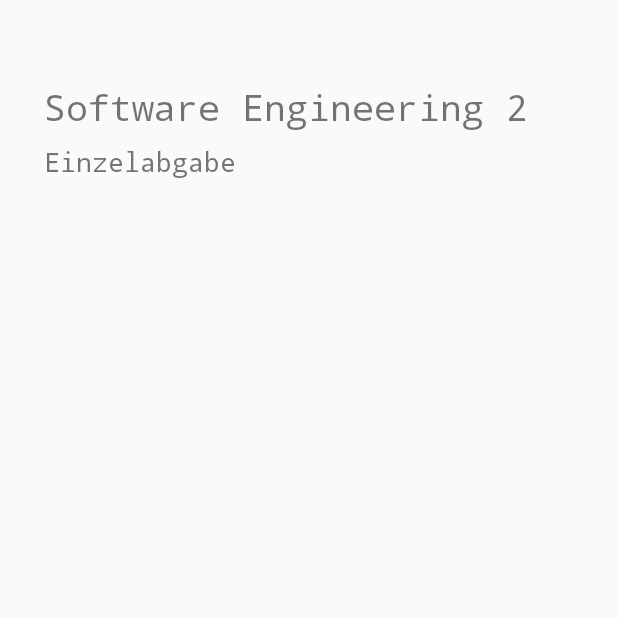
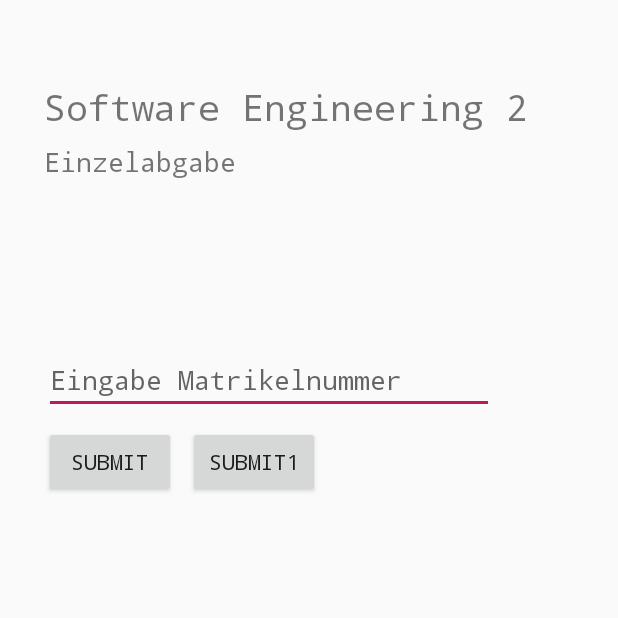
Before and after one commit to matthiashuelser/se2_einzelabgabe, an Android app: the screen it shows after launch (MainActivity), on a phone screen of 412 x 824 dp, the top half of it. Run offline under Robolectric (Android 15) with nearby library versions, the phone set to English and light mode, and no system bars.

```diff
--- a/app/src/main/java/live/matthias/se2/einzelabgabe/MainActivity.java
+++ b/app/src/main/java/live/matthias/se2/einzelabgabe/MainActivity.java
@@ -2,6 +2,10 @@ package live.matthias.se2.einzelabgabe;
 
 import android.support.v7.app.AppCompatActivity;
 import android.os.Bundle;
+import android.view.View;
+import android.widget.Button;
+import android.widget.EditText;
+import android.widget.TextView;
 
 public class MainActivity extends AppCompatActivity {
 
@@ -9,5 +13,16 @@ public class MainActivity extends AppCompatActivity {
     protected void onCreate(Bundle savedInstanceState) {
         super.onCreate(savedInstanceState);
         setContentView(R.layout.activity_main);
+        Button sortBtn = findViewById(R.id.sortBtn);
+        sortBtn.setOnClickListener(new View.OnClickListener() {
+            @Override
+            public void onClick(View v) {
+                EditText input = findViewById(R.id.inputtext);
+                TextView output = findViewById(R.id.output);
+                String s = input.getText().toString();
+                StringHandler stringHandler = new StringHandler();
+                output.setText("Ausgabe: " + stringHandler.handleString(s));
+            }
+        });
     }
 }
--- /dev/null
+++ b/app/src/main/java/live/matthias/se2/einzelabgabe/NetworkHandler.java
@@ -0,0 +1,4 @@
+package live.matthias.se2.einzelabgabe;
+
+public class NetworkHandler {
+}
--- /dev/null
+++ b/app/src/main/java/live/matthias/se2/einzelabgabe/StringHandler.java
@@ -0,0 +1,29 @@
+package live.matthias.se2.einzelabgabe;
+
+import java.util.Arrays;
+
+public class StringHandler {
+    public String handleString(String s) {
+        String ungerade = "";
+        String gerade = "";
+        for (int i = 0; i < s.length(); i++) {
+            if (s.charAt(i) % 2 == 0) {
+                gerade = gerade + s.charAt(i);
+            } else {
+                ungerade = ungerade + s.charAt(i);
+            }
+        }
+        char[] ungeradearr = ungerade.toCharArray();
+        char[] geradearr = gerade.toCharArray();
+        Arrays.sort(ungeradearr);
+        Arrays.sort(geradearr);
+        String output = "";
+        for (int i = 0; i < geradearr.length; i++) {
+            output = output + geradearr[i];
+        }
+        for (int i = 0; i < ungeradearr.length; i++) {
+            output = output + ungeradearr[i];
+        }
+        return output;
+    }
+}
--- a/app/src/main/res/layout/activity_main.xml
+++ b/app/src/main/res/layout/activity_main.xml
@@ -41,4 +41,72 @@
         app:layout_constraintTop_toBottomOf="@+id/title"
         app:layout_constraintVertical_bias="0.0" />
 
+    <EditText
+        android:id="@+id/inputtext"
+        android:layout_width="300dp"
+        android:layout_height="wrap_content"
+        android:layout_marginTop="8dp"
+        android:layout_marginEnd="8dp"
+        android:layout_marginBottom="8dp"
+        android:ems="10"
+        android:fontFamily="monospace"
+        android:hint="Eingabe Matrikelnummer"
+        android:inputType="number"
+        android:selectAllOnFocus="false"
+        app:layout_constraintBottom_toBottomOf="parent"
+        app:layout_constraintEnd_toEndOf="parent"
+        app:layout_constraintHorizontal_bias="0.0"
+        app:layout_constraintStart_toStartOf="@+id/subtitle"
+        app:layout_constraintTop_toBottomOf="@+id/subtitle"
+        app:layout_constraintVertical_bias="0.16000003" />
+
+    <Button
+        android:id="@+id/networkBtn"
+        android:layout_width="wrap_content"
+        android:layout_height="wrap_content"
+        android:layout_marginTop="8dp"
+        android:layout_marginEnd="8dp"
+        android:layout_marginBottom="8dp"
+        android:fontFamily="monospace"
+        android:text="Submit"
+        app:layout_constraintBottom_toBottomOf="parent"
+        app:layout_constraintEnd_toEndOf="parent"
+        app:layout_constraintHorizontal_bias="0.0"
+        app:layout_constraintStart_toStartOf="@+id/inputtext"
+        app:layout_constraintTop_toBottomOf="@+id/inputtext"
+        app:layout_constraintVertical_bias="0.0" />
+
+    <Button
+        android:id="@+id/sortBtn"
+        android:layout_width="wrap_content"
+        android:layout_height="wrap_content"
+        android:layout_marginStart="8dp"
+        android:layout_marginTop="8dp"
+        android:layout_marginEnd="8dp"
+        android:layout_marginBottom="8dp"
+        android:fontFamily="monospace"
+        android:text="Submit1"
+        app:layout_constraintBottom_toBottomOf="parent"
+        app:layout_constraintEnd_toEndOf="parent"
+        app:layout_constraintHorizontal_bias="0.0"
+        app:layout_constraintStart_toEndOf="@+id/networkBtn"
+        app:layout_constraintTop_toBottomOf="@+id/inputtext"
+        app:layout_constraintVertical_bias="0.0" />
+
+    <TextView
+        android:id="@+id/output"
+        android:layout_width="wrap_content"
+        android:layout_height="wrap_content"
+        android:layout_marginTop="8dp"
+        android:layout_marginEnd="8dp"
+        android:layout_marginBottom="8dp"
+        android:fontFamily="monospace"
+        android:textSize="18sp"
+        app:layout_constraintBottom_toBottomOf="parent"
+        app:layout_constraintEnd_toEndOf="parent"
+        app:layout_constraintHorizontal_bias="0.0"
+        app:layout_constraintStart_toStartOf="@+id/networkBtn"
+        app:layout_constraintTop_toBottomOf="@+id/networkBtn"
+        app:layout_constraintVertical_bias="0.07999998" />
+
 </android.support.constraint.ConstraintLayout>
```
